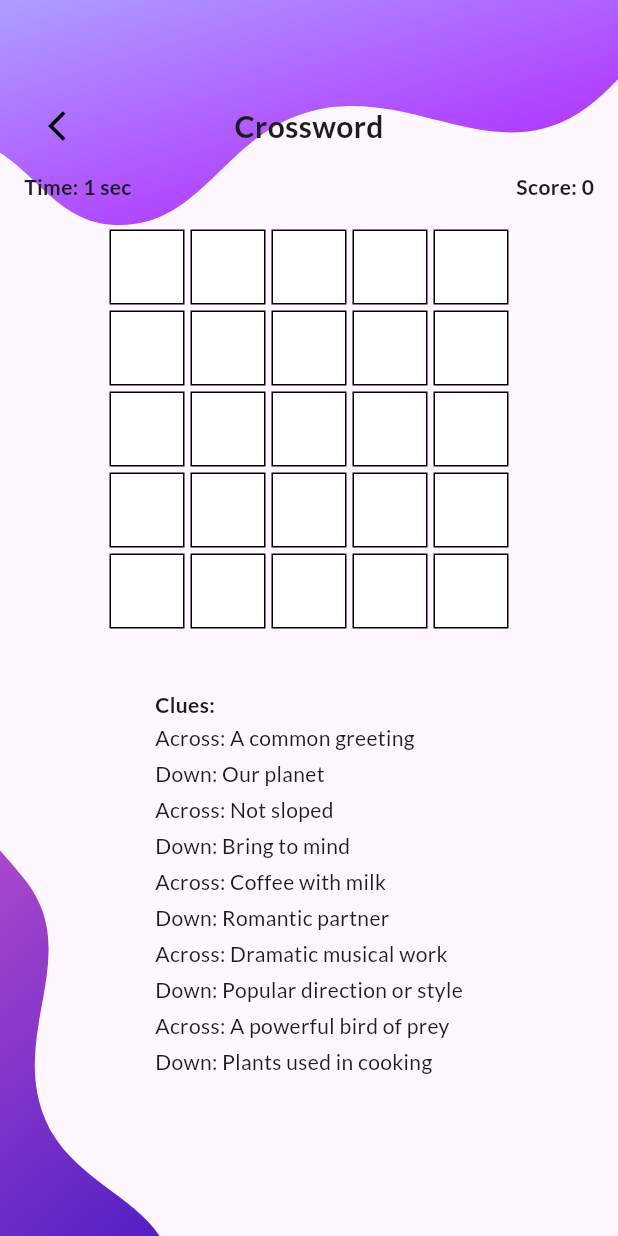
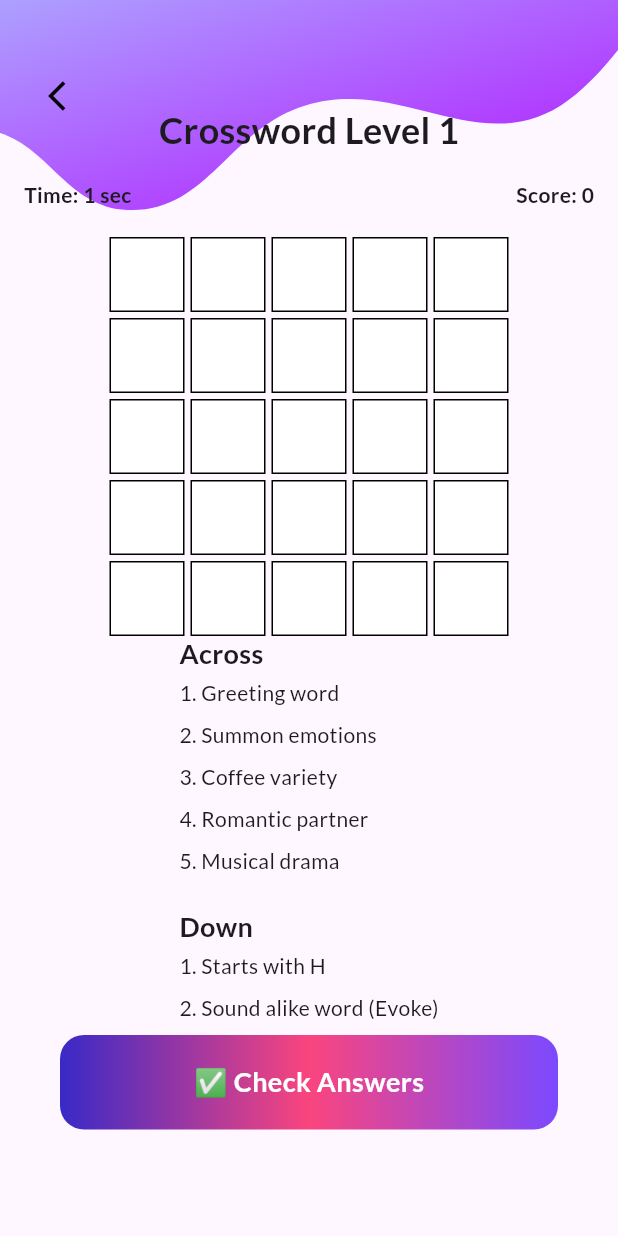
Before and after one commit to a8hok/DART-course-2024, a Flutter app: the CrossWordGame screen opened directly, on a phone screen of 412 x 824 dp. Run offline on Flutter 3.47's test engine with Material 3 defaults, Android fonts, the light colour scheme and no system bars; our stand-ins replace confetti, dynamic_color, flutter_svg, google_fonts, states_rebuilder; missing offline and left inert: one_context, prefs.

Commit message:
updated crossword

```diff
--- a/memory_sample/lib/screens/games/cross_word.dart
+++ b/memory_sample/lib/screens/games/cross_word.dart
@@ -6,90 +6,80 @@ import 'package:flutter_svg/flutter_svg.dart';
 import 'package:google_fonts/google_fonts.dart';
 
 class CrossWordGame extends StatefulWidget {
-  const CrossWordGame({super.key});
+  const CrossWordGame({Key? key}) : super(key: key);
 
   @override
   State<CrossWordGame> createState() => _CrossWordGameState();
 }
 
 class _CrossWordGameState extends State<CrossWordGame> {
-  late List<List<String>> grid;
+  late List<List<String>> solution;
   late List<List<TextEditingController>> controllers;
   late ConfettiController _confettiController;
-
+  late Timer _timer;
   int _score = 0;
   int _time = 0;
-  late Timer _timer;
+  bool _isCompleted = false;
+  int _level = 1;
 
-  final List<_Word> words = [
-    _Word(
-        answer: "HELLO",
-        row: 0,
-        col: 0,
-        isAcross: true,
-        clue: "Across: A common greeting"),
-    _Word(
-        answer: "EARTH",
-        row: 0,
-        col: 0,
-        isAcross: false,
-        clue: "Down: Our planet"),
-    _Word(
-        answer: "LEVEL",
-        row: 1,
-        col: 0,
-        isAcross: true,
-        clue: "Across: Not sloped"),
-    _Word(
-        answer: "EVOKE",
-        row: 0,
-        col: 1,
-        isAcross: false,
-        clue: "Down: Bring to mind"),
-    _Word(
-        answer: "LATTE",
-        row: 2,
-        col: 0,
-        isAcross: true,
-        clue: "Across: Coffee with milk"),
-    _Word(
-        answer: "LOVER",
-        row: 0,
-        col: 2,
-        isAcross: false,
-        clue: "Down: Romantic partner"),
-    _Word(
-        answer: "OPERA",
-        row: 3,
-        col: 0,
-        isAcross: true,
-        clue: "Across: Dramatic musical work"),
-    _Word(
-        answer: "TREND",
-        row: 0,
-        col: 3,
-        isAcross: false,
-        clue: "Down: Popular direction or style"),
-    _Word(
-        answer: "EAGLE",
-        row: 4,
-        col: 0,
-        isAcross: true,
-        clue: "Across: A powerful bird of prey"),
-    _Word(
-        answer: "HERBS",
-        row: 0,
-        col: 4,
-        isAcross: false,
-        clue: "Down: Plants used in cooking"),
-  ];
+  final Map<int, Map<String, dynamic>> levels = {
+    1: {
+      'solution': [
+        ['H', 'E', 'L', 'L', 'O'],
+        ['E', 'V', 'O', 'K', 'E'],
+        ['L', 'A', 'T', 'T', 'E'],
+        ['L', 'O', 'V', 'E', 'R'],
+        ['O', 'P', 'E', 'R', 'A'],
+      ],
+      'acrossClues': [
+        '1. Greeting word',
+        '2. Summon emotions',
+        '3. Coffee variety',
+        '4. Romantic partner',
+        '5. Musical drama',
+      ],
+      'downClues': [
+        '1. Starts with H',
+        '2. Sound alike word (Evoke)',
+        '3. Espresso with milk',
+        '4. Heart connection',
+        '5. Stage performance',
+      ],
+    },
+    2: {
+      'solution': [
+        ['B', 'R', 'A', 'I', 'N'],
+        ['R', 'A', 'I', 'N', 'S'],
+        ['A', 'S', 'H', 'E', 'S'],
+        ['I', 'N', 'K', 'S', 'Y'],
+        ['N', 'E', 'S', 'T', 'S'],
+      ],
+      'acrossClues': [
+        '1. Controls thinking',
+        '2. Falls from sky',
+        '3. Remains after fire',
+        '4. Used for writing',
+        '5. Birds\' homes',
+      ],
+      'downClues': [
+        '1. Mind organ',
+        '2. Water droplets',
+        '3. Burnt powder',
+        '4. Pen material',
+        '5. Trees\' habitat',
+      ],
+    }
+  };
+
+  List<String> acrossClues = [];
+  List<String> downClues = [];
 
   @override
   void initState() {
     super.initState();
     _confettiController =
-        ConfettiController(duration: const Duration(seconds: 1));
-    _initGrid();
+        ConfettiController(duration: const Duration(seconds: 2));
+    _startLevel();
     _startTimer();
   }
 
@@ -101,38 +91,163 @@ class _CrossWordGameState extends State<CrossWordGame> {
     });
   }
 
-  void _initGrid() {
-    grid = List.generate(5, (_) => List.generate(5, (_) => ''));
+  void _startLevel() {
+    var levelData = levels[_level]!;
+    solution = List<List<String>>.from(levelData['solution']);
+    acrossClues = List<String>.from(levelData['acrossClues']);
+    downClues = List<String>.from(levelData['downClues']);
     controllers = List.generate(
-        5, (i) => List.generate(5, (j) => TextEditingController()));
-    for (var word in words) {
-      for (int i = 0; i < word.answer.length; i++) {
-        int row = word.isAcross ? word.row : word.row + i;
-        int col = word.isAcross ? word.col + i : word.col;
-        grid[row][col] = '_';
+        solution.length,
+        (i) =>
+            List.generate(solution[i].length, (j) => TextEditingController()));
+    setState(() {
+      _isCompleted = false;
+      _score = 0;
+    });
+  }
+
+  void _checkAnswers() {
+    bool allCorrect = true;
+    int filledCells = 0;
+
+    for (int i = 0; i < solution.length; i++) {
+      for (int j = 0; j < solution[i].length; j++) {
+        String userInput = controllers[i][j].text.trim().toUpperCase();
+        if (userInput.isNotEmpty) {
+          filledCells++;
+        }
+        if (userInput != solution[i][j]) {
+          allCorrect = false;
         }
       }
     }
 
-  void _checkAnswers() {
-    int newScore = 0;
-    for (var word in words) {
-      String userAnswer = '';
-      for (int i = 0; i < word.answer.length; i++) {
-        int row = word.isAcross ? word.row : word.row + i;
-        int col = word.isAcross ? word.col + i : word.col;
-        userAnswer += controllers[row][col].text.toUpperCase();
+    if (filledCells == 0) {
+      _showResultDialog(false, message: "Please fill the crossword first.");
+      return;
     }
-      if (userAnswer == word.answer) {
-        newScore += 10;
+
+    if (allCorrect) {
+      _confettiController.play();
+      setState(() {
+        _score = 100;
+        _isCompleted = true;
+      });
+      _showResultDialog(true);
+    } else {
+      _showResultDialog(false);
     }
   }
-    if (newScore > _score) {
-      _confettiController.play();
+
+  void _showResultDialog(bool isSuccess, {String? message}) {
+    showDialog(
+      context: context,
+      barrierDismissible: false,
+      builder: (context) => AlertDialog(
+        title: Text(isSuccess ? "🎉 Congratulations!" : "❌ Try Again"),
+        content: Text(message ??
+            (isSuccess
+                ? "You completed the crossword!"
+                : "Some answers are wrong, please try again.")),
+        actions: isSuccess
+            ? [
+                TextButton(
+                  onPressed: () {
+                    Navigator.of(context).pop(); // close dialog
+                    if (_level < levels.length) {
+                      _level++;
+                      _startLevel();
+                    } else {
+                      _showFinishedDialog();
                     }
-    setState(() {
-      _score = newScore;
-    });
+                  },
+                  child: const Text("Next Level"),
+                ),
+                GestureDetector(
+                  onTap: () {
+                    Navigator.of(context).pop(); // close popup
+                    Navigator.of(context).pop(); // go back to Home
+                  },
+                  child: Container(
+                    width: double.infinity,
+                    padding: const EdgeInsets.symmetric(vertical: 14),
+                    decoration: BoxDecoration(
+                      borderRadius: BorderRadius.circular(12),
+                      gradient: const LinearGradient(
+                        colors: [
+                          Color(0xFF3929C7),
+                          Color(0xFFFA457E),
+                          Color(0xFF7B49FF),
+                        ],
+                      ),
+                    ),
+                    child: Center(
+                      child: Text(
+                        "🏠 Go to Cognitive Home",
+                        style: GoogleFonts.lato(
+                          color: Colors.white,
+                          fontSize: 16,
+                          fontWeight: FontWeight.bold,
+                          decoration: TextDecoration.none,
+                        ),
+                      ),
+                    ),
+                  ),
+                ),
+              ]
+            : [
+                TextButton(
+                  onPressed: () {
+                    Navigator.of(context).pop();
+                  },
+                  child: const Text("OK"),
+                ),
+              ],
+      ),
+    );
+  }
+
+  void _showFinishedDialog() {
+    showDialog(
+      context: context,
+      builder: (context) => AlertDialog(
+        title: const Text("🎉 All Levels Completed!"),
+        content: const Text("You have completed all crosswords!"),
+        actions: [
+          GestureDetector(
+            onTap: () {
+              Navigator.of(context).pop();
+              Navigator.of(context).pop();
+            },
+            child: Container(
+              width: double.infinity,
+              padding: const EdgeInsets.symmetric(vertical: 14),
+              decoration: BoxDecoration(
+                borderRadius: BorderRadius.circular(12),
+                gradient: const LinearGradient(
+                  colors: [
+                    Color(0xFF3929C7),
+                    Color(0xFFFA457E),
+                    Color(0xFF7B49FF),
+                  ],
+                ),
+              ),
+              child: Center(
+                child: Text(
+                  "🏠 Go to Cognitive Home",
+                  style: GoogleFonts.lato(
+                    color: Colors.white,
+                    fontSize: 16,
+                    fontWeight: FontWeight.bold,
+                    decoration: TextDecoration.none,
+                  ),
+                ),
+              ),
+            ),
+          ),
+        ],
+      ),
+    );
   }
 
   @override
@@ -143,50 +258,36 @@ class _CrossWordGameState extends State<CrossWordGame> {
   }
 
   Widget _buildCell(int row, int col) {
-    bool isWritable = grid[row][col] == '_';
     return Container(
       margin: const EdgeInsets.all(2),
       width: 50,
       height: 50,
       decoration: BoxDecoration(
         border: Border.all(color: Colors.black),
-        color: isWritable ? Colors.white : Colors.grey[300],
+        color: Colors.white,
       ),
-      child: isWritable
-          ? TextField(
+      child: TextField(
         controller: controllers[row][col],
         textAlign: TextAlign.center,
         maxLength: 1,
-              onChanged: (_) => _checkAnswers(),
         style: const TextStyle(fontWeight: FontWeight.bold),
         decoration: const InputDecoration(
-                  counterText: '', border: InputBorder.none),
-            )
-          : const SizedBox.shrink(),
+          counterText: '',
+          border: InputBorder.none,
+        ),
+      ),
     );
   }
 
   Widget _buildGrid() {
     return Column(
-      children: List.generate(5, (row) {
+      children: List.generate(solution.length, (row) {
         return Row(
           mainAxisAlignment: MainAxisAlignment.center,
-          children: List.generate(5, (col) => _buildCell(row, col)),
+          children: List.generate(
+              solution[row].length, (col) => _buildCell(row, col)),
         );
       }),
-    );
-  }
-
-  Widget _buildClues() {
-    return Column(
-      crossAxisAlignment: CrossAxisAlignment.start,
-      children: [
-        Text("Clues:", style: GoogleFonts.lato(fontWeight: FontWeight.bold)),
-        ...words.map((w) => Padding(
-              padding: const EdgeInsets.symmetric(vertical: 2),
-              child: Text(w.clue, style: GoogleFonts.lato()),
-            )),
-      ],
     );
   }
 
@@ -202,6 +303,27 @@ class _CrossWordGameState extends State<CrossWordGame> {
     );
   }
 
+  Widget _buildClues() {
+    return Column(
+      crossAxisAlignment: CrossAxisAlignment.start,
+      children: [
+        Text("Across",
+            style: GoogleFonts.lato(fontSize: 18, fontWeight: FontWeight.bold)),
+        ...acrossClues.map((clue) => Padding(
+              padding: const EdgeInsets.symmetric(vertical: 4),
+              child: Text(clue, style: GoogleFonts.lato()),
+            )),
+        const SizedBox(height: 16),
+        Text("Down",
+            style: GoogleFonts.lato(fontSize: 18, fontWeight: FontWeight.bold)),
+        ...downClues.map((clue) => Padding(
+              padding: const EdgeInsets.symmetric(vertical: 4),
+              child: Text(clue, style: GoogleFonts.lato()),
+            )),
+      ],
+    );
+  }
+
   @override
   Widget build(BuildContext context) {
     return Scaffold(
@@ -213,13 +335,15 @@ class _CrossWordGameState extends State<CrossWordGame> {
             left: 0,
             right: 0,
             child: SizedBox(
-              height: 150,
-              child: SvgPicture.asset('assets/images/top-curve.svg',
-                  fit: BoxFit.cover),
+              height: 140,
+              child: SvgPicture.asset(
+                'assets/images/top-curve.svg',
+                fit: BoxFit.cover,
+              ),
             ),
           ),
           Positioned(
-            top: 60,
+            top: 40,
             left: 20,
             child: IconButton(
               icon: const Icon(Icons.arrow_back_ios, color: Colors.black),
@@ -228,24 +352,14 @@ class _CrossWordGameState extends State<CrossWordGame> {
               },
             ),
           ),
-          Positioned(
-            bottom: 0,
-            left: -312,
-            right: 0,
-            child: SizedBox(
-              height: 300,
-              child: SvgPicture.asset('assets/images/bottom-curve.svg',
-                  fit: BoxFit.contain),
-            ),
-          ),
           SafeArea(
             child: Padding(
               padding: const EdgeInsets.symmetric(horizontal: 16, vertical: 70),
               child: Column(
                 children: [
-                  Text("Crossword",
+                  Text("Crossword Level $_level",
                       style: GoogleFonts.lato(
-                          fontSize: 20, fontWeight: FontWeight.bold)),
+                          fontSize: 24, fontWeight: FontWeight.bold)),
                   const SizedBox(height: 16),
                   Row(
                     mainAxisAlignment: MainAxisAlignment.spaceBetween,
@@ -258,8 +372,41 @@ class _CrossWordGameState extends State<CrossWordGame> {
                   ),
                   const SizedBox(height: 16),
                   Flexible(child: _buildGrid()),
-                  const SizedBox(height: 16),
+                  const SizedBox(height: 0),
                   Expanded(child: SingleChildScrollView(child: _buildClues())),
+                  Padding(
+                    padding: const EdgeInsets.symmetric(
+                        horizontal: 24.0,
+                        vertical: 1.0), // Add nice space around
+                    child: GestureDetector(
+                      onTap: _checkAnswers,
+                      child: Container(
+                        width: double.infinity,
+                        padding: const EdgeInsets.symmetric(vertical: 18),
+                        decoration: BoxDecoration(
+                          borderRadius: BorderRadius.circular(16),
+                          gradient: const LinearGradient(
+                            colors: [
+                              Color(0xFF3929C7),
+                              Color(0xFFFA457E),
+                              Color(0xFF7B49FF),
+                            ],
+                          ),
+                        ),
+                        child: Center(
+                          child: Text(
+                            "✅ Check Answers",
+                            style: GoogleFonts.lato(
+                              color: Colors.white,
+                              fontSize: 18,
+                              fontWeight: FontWeight.bold,
+                              decoration: TextDecoration.none,
+                            ),
+                          ),
+                        ),
+                      ),
+                    ),
+                  ),
                 ],
               ),
             ),
@@ -269,18 +416,3 @@ class _CrossWordGameState extends State<CrossWordGame> {
     );
   }
 }
-
-class _Word {
-  final String answer;
-  final int row;
-  final int col;
-  final bool isAcross;
-  final String clue;
-
-  _Word(
-      {required this.answer,
-      required this.row,
-      required this.col,
-      required this.isAcross,
-      required this.clue});
-}
```
Lines whose indentation alone changed are shown as unchanged.
